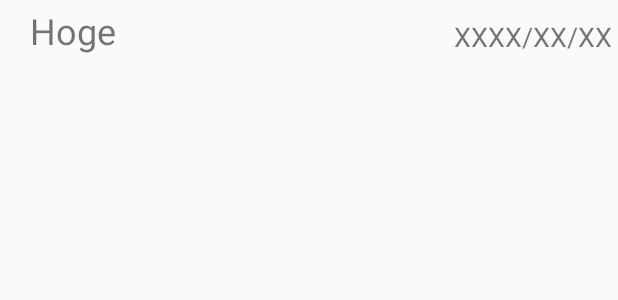
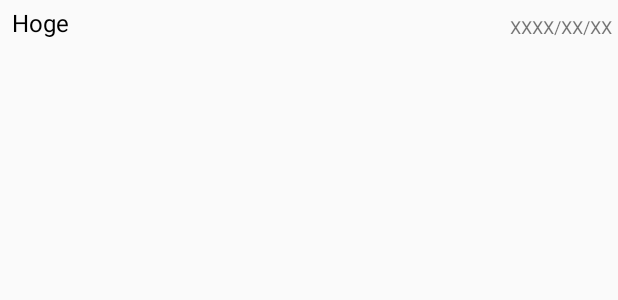
Before and after one commit to OldBigBuddha/Wisdom-per-Day, an Android app: the layout item.xml on its own in the app's theme, with its tools: preview values and no code run, on a phone screen of 412 x 824 dp. Shown: the top 300 px of the screen. Run offline under Robolectric (Android 15) with nearby library versions, the phone set to English and light mode, and no system bars.

```diff
--- a/app/src/main/java/kyoto/freeprojects/oldbigbuddha/wisdom_per_day/ListenAlertFragment.java
+++ b/app/src/main/java/kyoto/freeprojects/oldbigbuddha/wisdom_per_day/ListenAlertFragment.java
@@ -42,6 +42,7 @@ public class ListenAlertFragment extends DialogFragment {
                     @Override
                     public void onClick(DialogInterface dialogInterface, int i) {
                         mListener.OnClickPositiveButton(mBinding.etFieldWisdom.getText().toString());
+
                         getActivity().finish();
                     }
                 });
--- a/app/src/main/res/layout/item.xml
+++ b/app/src/main/res/layout/item.xml
@@ -13,20 +13,21 @@
     <TextView
         android:id="@+id/tv_content"
         android:text="Hoge"
-        android:textSize="24sp"
+        android:textSize="16sp"
         android:layout_width="0dp"
         android:layout_weight="3"
         android:layout_height="match_parent"
         android:gravity="left"
-        android:paddingStart="16dp"
-        android:paddingEnd="8dp"/>
+        android:paddingStart="4dp"
+        android:paddingEnd="8dp"
+        android:textColor="#000"/>
 
     <TextView
         android:id="@+id/tv_date"
         android:text="XXXX/XX/XX"
-        android:textSize="18sp"
+        android:textSize="12sp"
         android:layout_width="0dp"
-        android:layout_weight="2"
+        android:layout_weight="1"
         android:layout_height="match_parent"
         android:gravity="end|bottom"/>
 
```
Also changed, not shown: app/src/main/java/kyoto/freeprojects/oldbigbuddha/wisdom_per_day/ListenWisdomActivity.java (+11 -0 lines), app/src/main/java/kyoto/freeprojects/oldbigbuddha/wisdom_per_day/MainActivity.java (+45 -17 lines), app/src/main/res/layout/activity_main.xml (+0 -23 lines).
